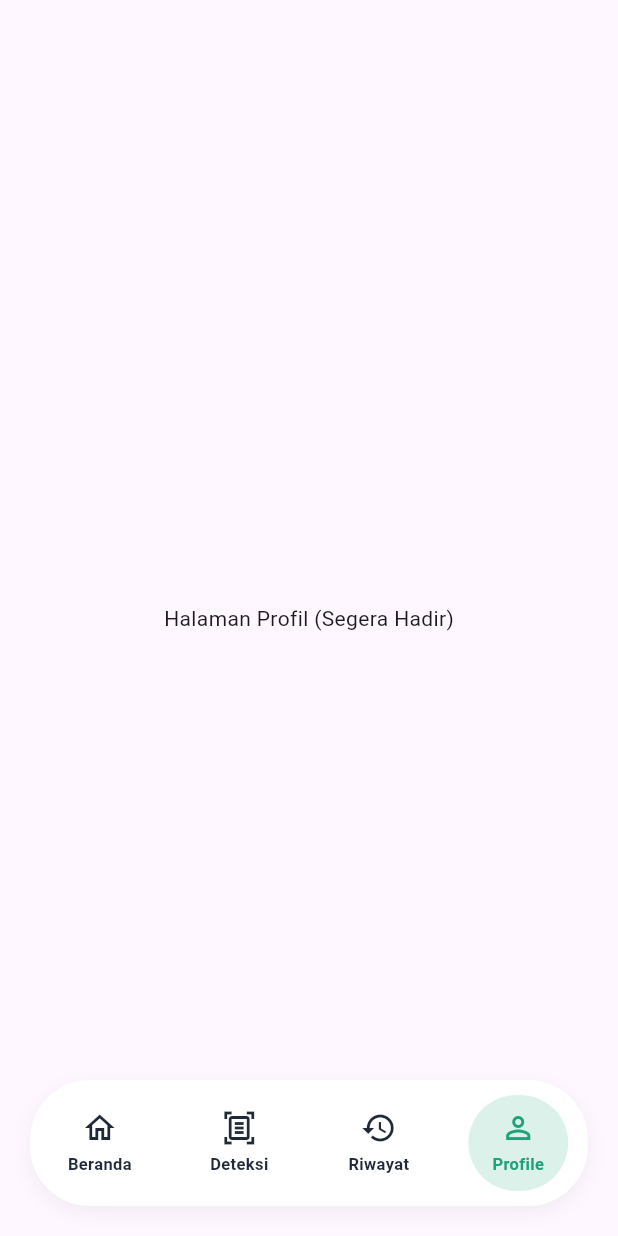
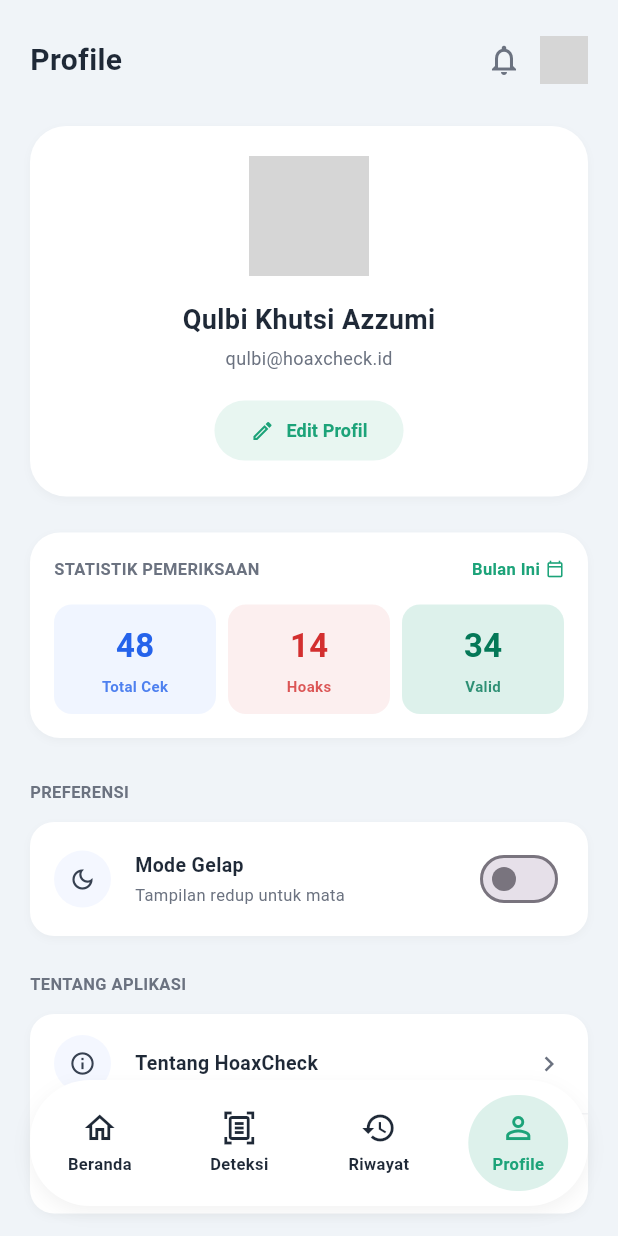
Before and after one commit to qulbiazz/HoaxCheck, a Flutter app: the screen it shows after launch, item 4 of the bottom bar chosen, on a phone screen of 412 x 824 dp. Run offline on Flutter 3.47's test engine with Material 3 defaults, Android fonts, the light colour scheme and no system bars; network calls fail; grey boxes are pictures that could not be loaded.

Commit message:
feat: create profile page

```diff
--- /dev/null
+++ b/lib/features/profile/pages/profile_page.dart
@@ -0,0 +1,114 @@
+import 'package:flutter/material.dart';
+import '../../../../app/theme.dart';
+
+import '../widgets/profile_info_card.dart';
+import '../widgets/profile_stats_card.dart';
+import '../widgets/profile_menu_item.dart';
+
+class ProfilePage extends StatelessWidget {
+  const ProfilePage({super.key});
+
+  @override
+  Widget build(BuildContext context) {
+    return Scaffold(
+      backgroundColor: AppColors.background,
+      body: SafeArea(
+        child: SingleChildScrollView(
+          child: Padding(
+            padding: const EdgeInsets.symmetric(horizontal: 20.0, vertical: 16.0),
+            child: Column(
+              crossAxisAlignment: CrossAxisAlignment.start,
+              children: [
+                // Top Bar
+                Row(
+                  mainAxisAlignment: MainAxisAlignment.spaceBetween,
+                  children: [
+                    const Text("Profile", style: TextStyle(color: AppColors.inverted, fontSize: 20, fontWeight: FontWeight.bold)),
+                    Row(
+                      children: [
+                        IconButton(icon: const Icon(Icons.notifications_outlined, color: AppColors.neutral), onPressed: () {}),
+                        CircleAvatar(
+                          radius: 16,
+                          backgroundColor: AppColors.primary.withOpacity(0.2),
+                          backgroundImage: const NetworkImage('https://via.placeholder.com/150'),
+                        ),
+                      ],
+                    )
+                  ],
+                ),
+                const SizedBox(height: 20),
+
+                const ProfileInfoCard(),
+                const SizedBox(height: 24),
+
+                const ProfileStatsCard(),
+                const SizedBox(height: 28),
+
+                // --- PREFERENSI ---
+                const Text("PREFERENSI", style: TextStyle(color: AppColors.neutral, fontSize: 11, fontWeight: FontWeight.bold)),
+                const SizedBox(height: 12),
+                Container(
+                  decoration: BoxDecoration(color: AppColors.surface, borderRadius: BorderRadius.circular(16), boxShadow: const [BoxShadow(color: Color(0x08000000), blurRadius: 4, offset: Offset(0, 2))]),
+                  child: ProfileMenuItem(
+                    icon: Icons.dark_mode_outlined,
+                    title: "Mode Gelap",
+                    subtitle: "Tampilan redup untuk mata",
+                    trailing: Switch(value: false, onChanged: (val) {}, activeColor: AppColors.primary),
+                    onTap: () {},
+                  ),
+                ),
+                const SizedBox(height: 24),
+
+                // --- TENTANG APLIKASI ---
+                const Text("TENTANG APLIKASI", style: TextStyle(color: AppColors.neutral, fontSize: 11, fontWeight: FontWeight.bold)),
+                const SizedBox(height: 12),
+                Container(
+                  decoration: BoxDecoration(color: AppColors.surface, borderRadius: BorderRadius.circular(16), boxShadow: const [BoxShadow(color: Color(0x08000000), blurRadius: 4, offset: Offset(0, 2))]),
+                  child: Column(
+                    children: [
+                      ProfileMenuItem(icon: Icons.info_outline, title: "Tentang HoaxCheck", onTap: () {}),
+                      const Divider(height: 1, color: Color(0xFFF3F4F6), indent: 64),
+                      ProfileMenuItem(icon: Icons.lock_outline, title: "Kebijakan Privasi", onTap: () {}),
+                    ],
+                  ),
+                ),
+                const SizedBox(height: 24),
+
+                // --- BANTUAN ---
+                const Text("BANTUAN", style: TextStyle(color: AppColors.neutral, fontSize: 11, fontWeight: FontWeight.bold)),
+                const SizedBox(height: 12),
+                Container(
+                  decoration: BoxDecoration(color: AppColors.surface, borderRadius: BorderRadius.circular(16), boxShadow: const [BoxShadow(color: Color(0x08000000), blurRadius: 4, offset: Offset(0, 2))]),
+                  child: ProfileMenuItem(icon: Icons.flag_outlined, title: "Laporkan Masalah", onTap: () {}),
+                ),
+                const SizedBox(height: 32),
+
+                // --- LOGOUT BUTTON ---
+                SizedBox(
+                  width: double.infinity,
+                  child: ElevatedButton.icon(
+                    onPressed: () {},
+                    icon: const Icon(Icons.logout, size: 18, color: AppColors.danger),
+                    label: const Text("Keluar Akun", style: TextStyle(fontSize: 14, fontWeight: FontWeight.bold)),
+                    style: ElevatedButton.styleFrom(
+                      backgroundColor: AppColors.danger.withOpacity(0.08),
+                      foregroundColor: AppColors.danger,
+                      elevation: 0,
+                      padding: const EdgeInsets.symmetric(vertical: 16),
+                      shape: RoundedRectangleBorder(borderRadius: BorderRadius.circular(16)),
+                    ),
+                  ),
+                ),
+                const SizedBox(height: 24),
+
+                // Versi Aplikasi
+                const Center(child: Text("HoaxCheck v1.0.0", style: TextStyle(color: AppColors.neutral, fontSize: 10, fontWeight: FontWeight.bold))),
+                const SizedBox(height: 100),
+              ],
+            ),
+          ),
+        ),
+      ),
+    );
+  }
+}
--- /dev/null
+++ b/lib/features/profile/widgets/profile_info_card.dart
@@ -0,0 +1,52 @@
+import 'package:flutter/material.dart';
+import '../../../../app/theme.dart';
+
+class ProfileInfoCard extends StatelessWidget {
+  const ProfileInfoCard({super.key});
+
+  @override
+  Widget build(BuildContext context) {
+    return Container(
+      width: double.infinity,
+      padding: const EdgeInsets.all(20),
+      decoration: BoxDecoration(
+        color: AppColors.surface,
+        borderRadius: BorderRadius.circular(24),
+        boxShadow: const [BoxShadow(color: Color(0x08000000), blurRadius: 4, offset: Offset(0, 2))],
+      ),
+      child: Column(
+        children: [
+          CircleAvatar(
+            radius: 40,
+            // Memberikan warna dasar hijau transparan dari primary
+            backgroundColor: AppColors.primary.withOpacity(0.15),
+            backgroundImage: const NetworkImage('https://via.placeholder.com/150'),
+          ),
+          const SizedBox(height: 16),
+          const Text(
+            "Qulbi Khutsi Azzumi",
+            style: TextStyle(color: AppColors.inverted, fontSize: 18, fontWeight: FontWeight.bold),
+          ),
+          const SizedBox(height: 4),
+          const Text(
+            "qulbi@hoaxcheck.id",
+            style: TextStyle(color: AppColors.neutral, fontSize: 12),
+          ),
+          const SizedBox(height: 16),
+          ElevatedButton.icon(
+            onPressed: () {},
+            icon: const Icon(Icons.edit_outlined, size: 16, color: AppColors.primary),
+            label: const Text("Edit Profil", style: TextStyle(fontSize: 12, fontWeight: FontWeight.bold)),
+            style: ElevatedButton.styleFrom(
+              backgroundColor: AppColors.primary.withOpacity(0.1),
+              foregroundColor: AppColors.primary,
+              elevation: 0,
+              padding: const EdgeInsets.symmetric(horizontal: 24, vertical: 10),
+              shape: RoundedRectangleBorder(borderRadius: BorderRadius.circular(20)),
+            ),
+          )
+        ],
+      ),
+    );
+  }
+}
--- /dev/null
+++ b/lib/features/profile/widgets/profile_menu_item.dart
@@ -0,0 +1,53 @@
+import 'package:flutter/material.dart';
+import '../../../../app/theme.dart';
+
+class ProfileMenuItem extends StatelessWidget {
+  final IconData icon;
+  final String title;
+  final String? subtitle;
+  final Widget? trailing;
+  final VoidCallback onTap;
+
+  const ProfileMenuItem({
+    super.key,
+    required this.icon,
+    required this.title,
+    this.subtitle,
+    this.trailing,
+    required this.onTap,
+  });
+
+  @override
+  Widget build(BuildContext context) {
+    return InkWell(
+      onTap: onTap,
+      child: Padding(
+        padding: const EdgeInsets.symmetric(vertical: 14, horizontal: 16),
+        child: Row(
+          children: [
+            Container(
+              padding: const EdgeInsets.all(10),
+              decoration: const BoxDecoration(color: Color(0xFFF4F7FF), shape: BoxShape.circle),
+              child: Icon(icon, size: 18, color: const Color(0xFF374151)),
+            ),
+            const SizedBox(width: 16),
+            Expanded(
+              child: Column(
+                crossAxisAlignment: CrossAxisAlignment.start,
+                children: [
+                  Text(title, style: const TextStyle(color: AppColors.inverted, fontSize: 13, fontWeight: FontWeight.bold)),
+                  if (subtitle != null) ...[
+                    const SizedBox(height: 2),
+                    Text(subtitle!, style: const TextStyle(color: AppColors.neutral, fontSize: 11)),
+                  ]
+                ],
+              ),
+            ),
+            if (trailing != null) trailing!
+            else const Icon(Icons.chevron_right, color: AppColors.neutral, size: 20)
+          ],
+        ),
+      ),
+    );
+  }
+}
--- /dev/null
+++ b/lib/features/profile/widgets/profile_stats_card.dart
@@ -0,0 +1,62 @@
+import 'package:flutter/material.dart';
+import '../../../../app/theme.dart';
+
+class ProfileStatsCard extends StatelessWidget {
+  const ProfileStatsCard({super.key});
+
+  @override
+  Widget build(BuildContext context) {
+    return Container(
+      padding: const EdgeInsets.all(16),
+      decoration: BoxDecoration(
+        color: AppColors.surface,
+        borderRadius: BorderRadius.circular(20),
+        boxShadow: const [BoxShadow(color: Color(0x08000000), blurRadius: 4, offset: Offset(0, 2))],
+      ),
+      child: Column(
+        crossAxisAlignment: CrossAxisAlignment.start,
+        children: [
+          Row(
+            mainAxisAlignment: MainAxisAlignment.spaceBetween,
+            children: [
+              const Text("STATISTIK PEMERIKSAAN", style: TextStyle(color: AppColors.neutral, fontSize: 11, fontWeight: FontWeight.bold)),
+              Row(
+                children: const [
+                  Text("Bulan Ini", style: TextStyle(color: AppColors.primary, fontSize: 11, fontWeight: FontWeight.bold)),
+                  SizedBox(width: 4),
+                  Icon(Icons.calendar_today_outlined, size: 12, color: AppColors.primary),
+                ],
+              ),
+            ],
+          ),
+          const SizedBox(height: 16),
+          Row(
+            children: [
+              _buildStatItem("48", "Total Cek", const Color(0xFFF0F5FF), const Color(0xFF2563EB)),
+              const SizedBox(width: 8),
+              _buildStatItem("14", "Hoaks", AppColors.danger.withOpacity(0.08), AppColors.danger),
+              const SizedBox(width: 8),
+              _buildStatItem("34", "Valid", AppColors.primary.withOpacity(0.15), const Color(0xFF047857)),
+            ],
+          )
+        ],
+      ),
+    );
+  }
+
+  Widget _buildStatItem(String value, String label, Color bgColor, Color textColor) {
+    return Expanded(
+      child: Container(
+        padding: const EdgeInsets.symmetric(vertical: 12),
+        decoration: BoxDecoration(color: bgColor, borderRadius: BorderRadius.circular(12)),
+        child: Column(
+          children: [
+            Text(value, style: TextStyle(color: textColor, fontSize: 22, fontWeight: FontWeight.bold)),
+            const SizedBox(height: 4),
+            Text(label, style: TextStyle(color: textColor.withOpacity(0.8), fontSize: 10, fontWeight: FontWeight.w600)),
+          ],
+        ),
+      ),
+    );
+  }
+}
--- a/lib/navigation/main_navigation.dart
+++ b/lib/navigation/main_navigation.dart
@@ -1,5 +1,6 @@
 import 'package:flutter/material.dart';
 import '../features/history/pages/history_page.dart';
+import '../features/profile/pages/profile_page.dart';
 import '../features/home/pages/home_page.dart';
 import '../features/detection/pages/detection_page.dart';
 import '../app/theme.dart';
@@ -18,7 +19,7 @@ class _MainNavigationState extends State<MainNavigation> {
     const HomePage(),
     const DetectionPage(),
     const HistoryPage(),
-    const Center(child: Text('Halaman Profil (Segera Hadir)')),
+    const ProfilePage(),
   ];
 
   void _onItemTapped(int index) {
```
